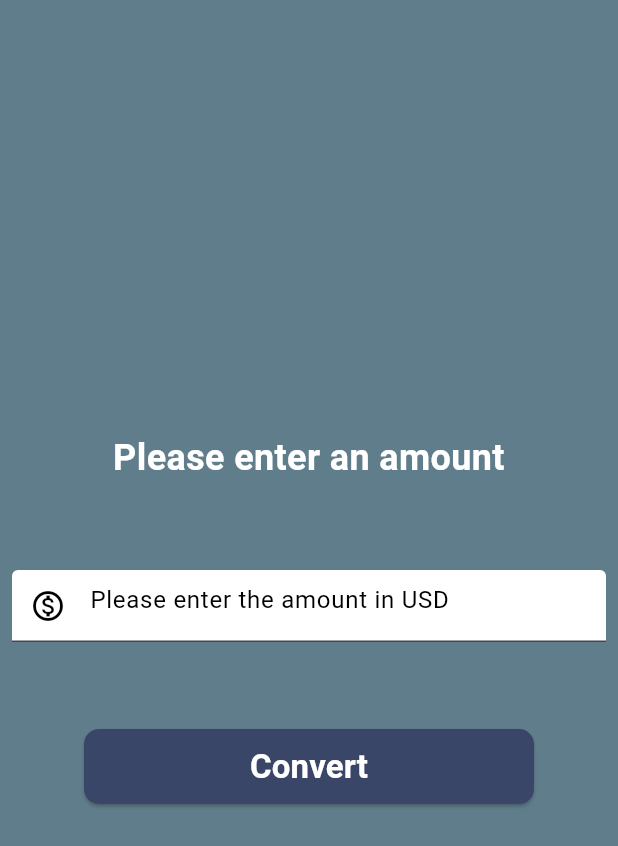
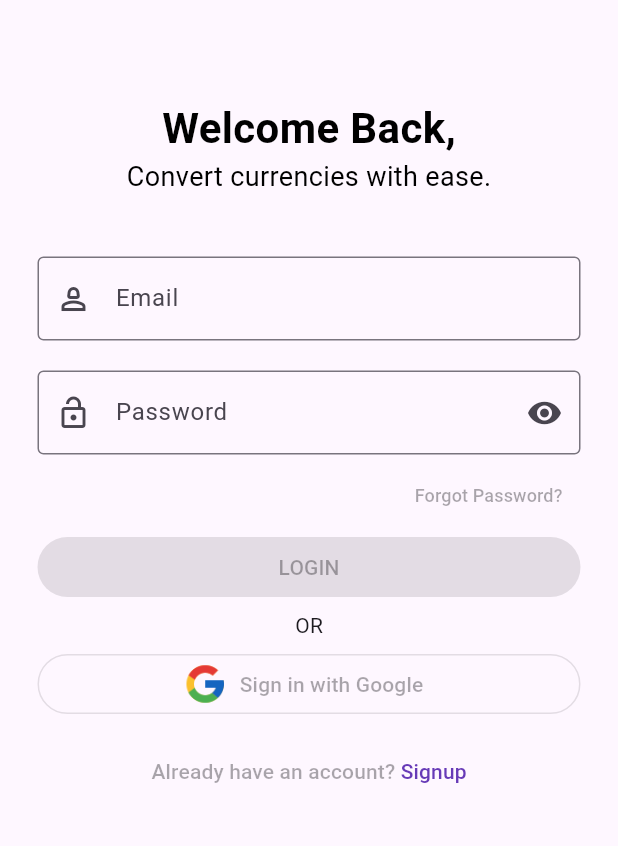
Before and after one commit to maanvi21/Currency-Converter, a Flutter app: the screen it shows after launch, on a phone screen of 412 x 824 dp. Shown: the top 846 px of the screen. Run offline on Flutter 3.47's test engine with Material 3 defaults, Android fonts, the phone set to English and light mode, and no system bars.

Commit message:
Updates on the Login Screen

```diff
--- /dev/null
+++ b/scan_and_pay/lib/firebase/authentication/login.dart
@@ -0,0 +1,134 @@
+import 'package:flutter/material.dart';
+import 'package:flutter/widgets.dart';
+
+class MyLoginPage extends StatefulWidget {
+  const MyLoginPage({super.key});
+
+  @override
+  State<MyLoginPage> createState() => _MyLoginPageState();
+}
+
+class _MyLoginPageState extends State<MyLoginPage> {
+  String googleLogo = 'assets/logos/icons8-google-logo-48.png';
+  @override
+  Widget build(BuildContext context) {
+    return SafeArea(
+      child: Scaffold(
+        body: SingleChildScrollView(
+            child: Container(
+                alignment: Alignment.topCenter,
+                padding: EdgeInsets.all(25),
+                child: Column(
+                  mainAxisAlignment: MainAxisAlignment.center,
+                  crossAxisAlignment: CrossAxisAlignment.center,
+                  children: [
+                    SizedBox(
+                      height: 40,
+                    ),
+                    Text(
+                      "Welcome Back,",
+                      style: TextStyle(
+                          fontSize: 28,
+                          fontWeight: FontWeight.bold,
+                          color: Colors.black),
+                    ),
+                    Text("Convert currencies with ease.",
+                        style: TextStyle(fontSize: 18, color: Colors.black)),
+                    SizedBox(
+                      height: 40,
+                    ),
+                    Form(
+                      child: Column(
+                        mainAxisAlignment: MainAxisAlignment.center,
+                        crossAxisAlignment: CrossAxisAlignment.end,
+                        children: [
+                          TextField(
+                            decoration: InputDecoration(
+                                prefixIcon: Icon(Icons.person_2_outlined),
+                                labelText: "Email",
+                                hintText: "Email",
+                                border: OutlineInputBorder()),
+                          ),
+                          SizedBox(
+                            height: 20,
+                          ),
+                          TextField(
+                            decoration: InputDecoration(
+                                prefixIcon: Icon(Icons.lock_open_outlined),
+                                suffixIcon: IconButton(
+                                    //is this on pressed null working?
+                                    onPressed: null,
+                                    icon: Icon(Icons.remove_red_eye_sharp)),
+                                labelText: "Password",
+                                hintText: "Password",
+                                border: OutlineInputBorder()),
+                          ),
+                          SizedBox(
+                            height: 3,
+                          ),
+                          // forgot password button
+                          TextButton(
+                            onPressed: null,
+                            child: Text(
+                              "Forgot Password?",
+                              style: TextStyle(fontSize: 12),
+                            ),
+                          ),
+                          // submit button
+                          SizedBox(
+                            width: double.infinity,
+                            child: ElevatedButton(
+                              onPressed: null,
+                              child: Text("LOGIN"),
+                            ),
+                          ),
+                          Column(
+                            crossAxisAlignment: CrossAxisAlignment.center,
+                            children: [
+                              SizedBox(
+                                height: 5,
+                              ),
+                              Text(
+                                "OR",
+                              ),
+                              SizedBox(
+                                height: 5,
+                              ),
+                              SizedBox(
+                                width: double.infinity,
+                                child: OutlinedButton.icon(
+                                  icon: Image.asset(
+                                    googleLogo,
+                                    width: 30,
+                                  ),
+                                  onPressed: null,
+                                  label: Text("Sign in with Google"),
+                                ),
+                              ),
+                              SizedBox(
+                                height: 10,
+                              ),
+                              TextButton(
+                                onPressed: null,
+                                child: Text.rich(
+                                  TextSpan(
+                                      text: "Already have an account? ",
+                                      children: const [
+                                        TextSpan(
+                                            text: "Signup",
+                                            style: TextStyle(
+                                                color: Colors.deepPurple))
+                                      ]),
+                                ),
+                              ),
+                            ],
+                          ),
+                        ],
+                      ),
+                    )
+                  ],
+                ))),
+      ),
+    );
+  }
+}
--- /dev/null
+++ b/scan_and_pay/lib/firebase/authentication/sign_up.dart
@@ -0,0 +1,15 @@
+import 'package:flutter/material.dart';
+
+class MySignUpPage extends StatefulWidget {
+  const MySignUpPage({super.key});
+
+  @override
+  State<MySignUpPage> createState() => _MySignUpPageState();
+}
+
+class _MySignUpPageState extends State<MySignUpPage> {
+  @override
+  Widget build(BuildContext context) {
+    return const Placeholder();
+  }
+}
--- a/scan_and_pay/lib/main.dart
+++ b/scan_and_pay/lib/main.dart
@@ -1,4 +1,5 @@
 import 'package:flutter/material.dart';
+import 'package:scan_and_pay/firebase/authentication/login.dart';
 
 import 'currency_converter_material_page.dart';
 
@@ -9,6 +10,6 @@ void main() {
 class MyApp extends StatelessWidget {
   @override
   Widget build(BuildContext context) {
-    return MaterialApp(home: CurrencyConverterMaterialPage());
+    return MaterialApp(home: MyLoginPage());
   }
 }
--- a/scan_and_pay/pubspec.yaml
+++ b/scan_and_pay/pubspec.yaml
@@ -56,9 +56,9 @@ flutter:
   uses-material-design: true
 
   # To add assets to your application, add an assets section, like this:
-  # assets:
-  #   - images/a_dot_burr.jpeg
-  #   - images/a_dot_ham.jpeg
+  assets:
+    - assets/logos/
+    - assets/omages/
 
   # An image asset can refer to one or more resolution-specific "variants", see
   # https://flutter.dev/assets-and-images/#resolution-aware
```
Also changed, not shown: scan_and_pay/assets/logos/icons8-google-logo-48.png (added).
